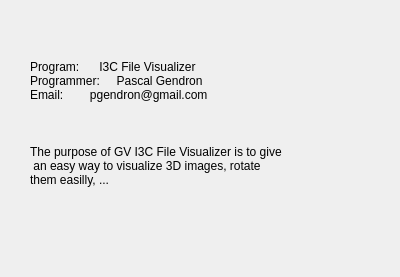
Old version of the form GV3DFile/aboutus.ui in the repository pgTech123/GV3DFile.
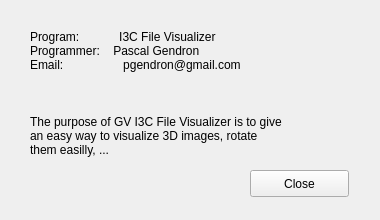
New version of the form. Icons and pictures are not drawn.

Commit message: First Iteration of I3C File Visualizer fully functionnal

Diff of the .ui file:
```diff
--- a/GV3DFile/aboutus.ui
+++ b/GV3DFile/aboutus.ui
@@ -6,8 +6,8 @@
    <rect>
     <x>0</x>
     <y>0</y>
-    <width>400</width>
-    <height>277</height>
+    <width>380</width>
+    <height>220</height>
    </rect>
   </property>
   <property name="sizePolicy">
@@ -23,29 +23,29 @@
    <property name="geometry">
     <rect>
      <x>30</x>
-     <y>50</y>
-     <width>231</width>
+     <y>20</y>
+     <width>261</width>
      <height>61</height>
     </rect>
    </property>
    <property name="text">
-    <string>Program:      I3C File Visualizer
-Programmer:     Pascal Gendron
-Email:        pgendron@gmail.com</string>
+    <string>Program:            I3C File Visualizer
+Programmer:    Pascal Gendron
+Email:                  pgendron@gmail.com</string>
    </property>
   </widget>
   <widget class="QLabel" name="label_2">
    <property name="geometry">
     <rect>
      <x>30</x>
-     <y>140</y>
+     <y>110</y>
      <width>321</width>
      <height>51</height>
     </rect>
    </property>
    <property name="text">
     <string>The purpose of GV I3C File Visualizer is to give
- an easy way to visualize 3D images, rotate 
+an easy way to visualize 3D images, rotate 
 them easilly, ...</string>
    </property>
    <property name="textFormat">
@@ -59,7 +59,7 @@
    <property name="geometry">
     <rect>
      <x>280</x>
-     <y>50</y>
+     <y>20</y>
      <width>67</width>
      <height>61</height>
     </rect>
@@ -74,6 +74,19 @@
     <bool>true</bool>
    </property>
   </widget>
+  <widget class="QPushButton" name="pushButton">
+   <property name="geometry">
+    <rect>
+     <x>250</x>
+     <y>170</y>
+     <width>99</width>
+     <height>27</height>
+    </rect>
+   </property>
+   <property name="text">
+    <string>Close</string>
+   </property>
+  </widget>
  </widget>
  <resources/>
  <connections/>
```
Left out of the diff: 19 changed lines with no effect on the pictures. The commit also changes 7 other files.
